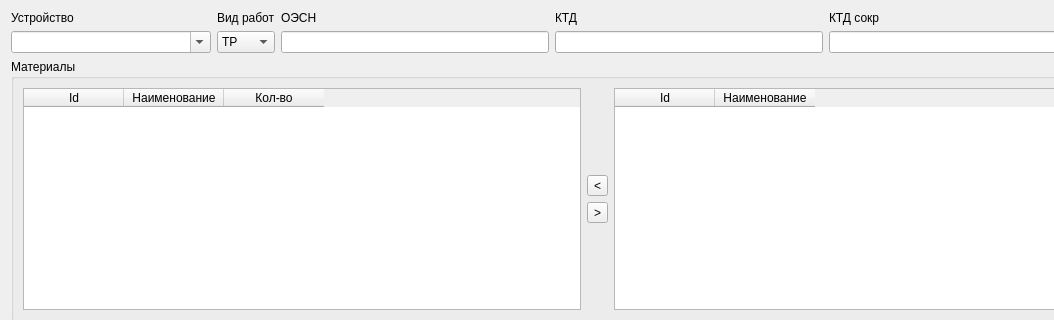
Qt form normativeform.ui (Balyaev-D-A/MFDB) before a commit; both pictures show x 0 to 1054 and y 0 to 320 of the 1194 by 630 pixel window.
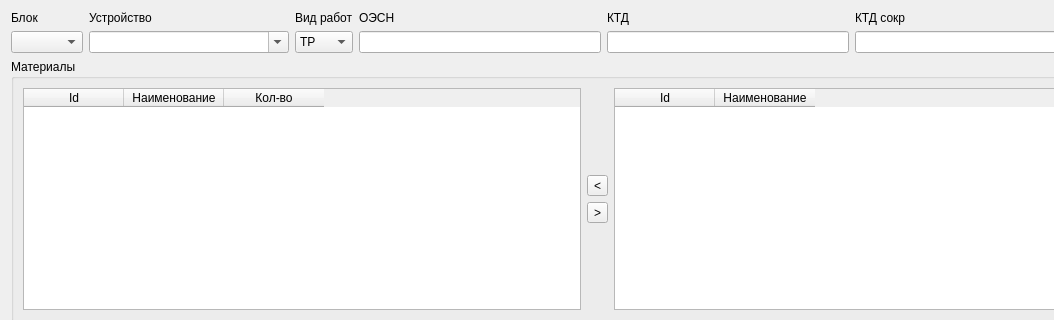
The same form after that commit. Custom widgets are drawn as their Qt base class.

Commit message: добавлен unitBox

```diff
--- a/normativeform.ui
+++ b/normativeform.ui
@@ -13,9 +13,23 @@
   <property name="windowTitle">
    <string>Нормативы</string>
   </property>
-  <layout class="QVBoxLayout" name="verticalLayout_8">
+  <layout class="QVBoxLayout" name="verticalLayout_9">
    <item>
     <layout class="QHBoxLayout" name="horizontalLayout">
+     <item>
+      <layout class="QVBoxLayout" name="verticalLayout_8">
+       <item>
+        <widget class="QLabel" name="label_7">
+         <property name="text">
+          <string>Блок</string>
+         </property>
+        </widget>
+       </item>
+       <item>
+        <widget class="QComboBox" name="unitBox"/>
+       </item>
+      </layout>
+     </item>
      <item>
       <layout class="QVBoxLayout" name="verticalLayout">
        <item>
```
The commit also changes 1 other file.
